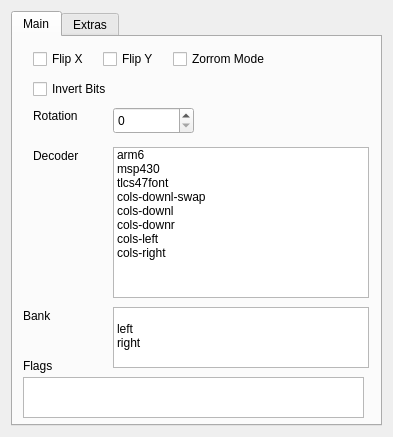
First picture: the form in romdecodedialog.ui, repository travisgoodspeed/maskromtool, before the edit.
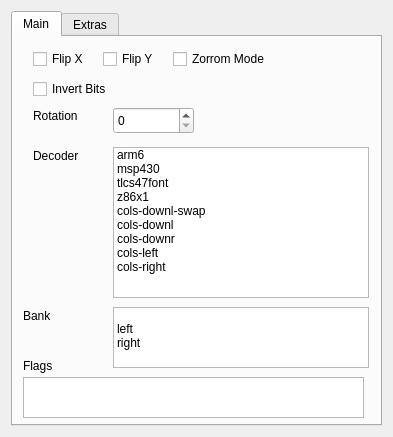
Second picture: the form after the edit.

The edit to the form file:
```diff
--- a/romdecodedialog.ui
+++ b/romdecodedialog.ui
@@ -125,6 +125,11 @@
          <string>tlcs47font</string>
         </property>
        </item>
+       <item>
+        <property name="text">
+         <string>z86x1</string>
+        </property>
+       </item>
        <item>
         <property name="text">
          <string>cols-downl-swap</string>
```
